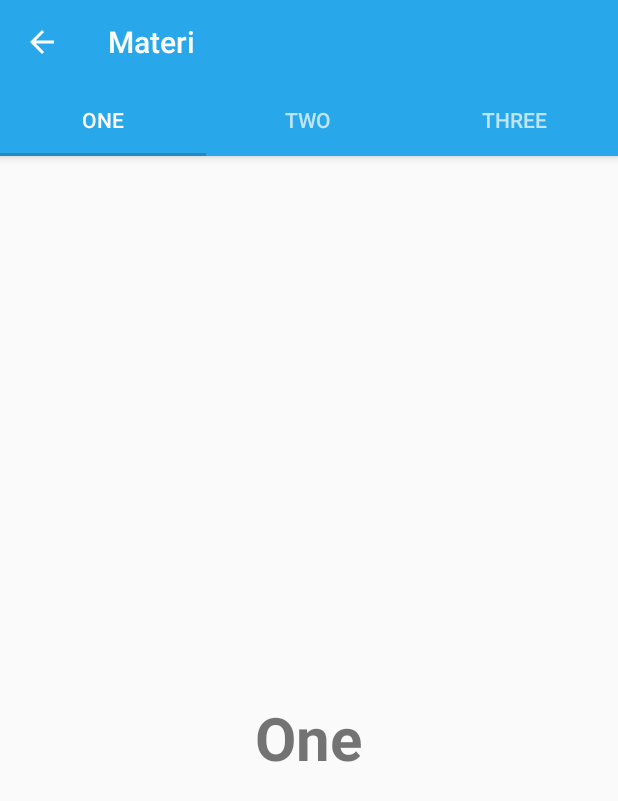
After one commit to septianadi27/GrafikaApp, an Android app: the Materi1TabsActivity screen opened directly, with no data from a screen before it, on a phone screen of 412 x 824 dp. The commit adds this screen. Shown: the top 801 px of the screen. Run offline under Robolectric (Android 15) with nearby library versions, the phone set to English and light mode, and no system bars.

Commit message:
add materi material tabs

```diff
--- a/app/src/main/AndroidManifest.xml
+++ b/app/src/main/AndroidManifest.xml
@@ -29,6 +29,12 @@
             </intent-filter>
         </activity>
         <activity
+            android:name=".ui.materi.Materi1TabsActivity"
+            android:label="Materi"
+            android:theme="@style/MyMaterialTheme"
+            android:parentActivityName=".ui.materi.Materi1TabsActivity">
+        </activity>
+        <activity
             android:name=".ui.PetunjukPenggunaan.PetunjukIntroActivity"
             android:theme="@style/Theme.Intro"/>
     </application>
--- /dev/null
+++ b/app/src/main/java/com/pendtium/grafikaapp/ui/materi/Materi1Fragment/OneFragment.java
@@ -0,0 +1,30 @@
+package com.pendtium.grafikaapp.ui.materi.Materi1Fragment;
+
+import android.os.Bundle;
+import android.view.LayoutInflater;
+import android.view.View;
+import android.view.ViewGroup;
+
+import androidx.fragment.app.Fragment;
+
+import com.pendtium.grafikaapp.R;
+
+public class OneFragment extends Fragment {
+
+    public OneFragment() {
+        // Required empty public constructor
+    }
+
+    @Override
+    public void onCreate(Bundle savedInstanceState) {
+        super.onCreate(savedInstanceState);
+    }
+
+    @Override
+    public View onCreateView(LayoutInflater inflater, ViewGroup container,
+                             Bundle savedInstanceState) {
+        // Inflate the layout for this fragment
+        return inflater.inflate(R.layout.materi_fragment_one, container, false);
+    }
+
+}
--- /dev/null
+++ b/app/src/main/java/com/pendtium/grafikaapp/ui/materi/Materi1Fragment/ThreeFragment.java
@@ -0,0 +1,30 @@
+package com.pendtium.grafikaapp.ui.materi.Materi1Fragment;
+
+import android.os.Bundle;
+import android.view.LayoutInflater;
+import android.view.View;
+import android.view.ViewGroup;
+
+import androidx.fragment.app.Fragment;
+
+import com.pendtium.grafikaapp.R;
+
+public class ThreeFragment extends Fragment {
+
+    public ThreeFragment() {
+        // Required empty public constructor
+    }
+
+    @Override
+    public void onCreate(Bundle savedInstanceState) {
+        super.onCreate(savedInstanceState);
+    }
+
+    @Override
+    public View onCreateView(LayoutInflater inflater, ViewGroup container,
+                             Bundle savedInstanceState) {
+        // Inflate the layout for this fragment
+        return inflater.inflate(R.layout.materi_fragment_three, container, false);
+    }
+
+}
--- /dev/null
+++ b/app/src/main/java/com/pendtium/grafikaapp/ui/materi/Materi1Fragment/TwoFragment.java
@@ -0,0 +1,30 @@
+package com.pendtium.grafikaapp.ui.materi.Materi1Fragment;
+
+import android.os.Bundle;
+import android.view.LayoutInflater;
+import android.view.View;
+import android.view.ViewGroup;
+
+import androidx.fragment.app.Fragment;
+
+import com.pendtium.grafikaapp.R;
+
+public class TwoFragment extends Fragment {
+
+    public TwoFragment() {
+        // Required empty public constructor
+    }
+
+    @Override
+    public void onCreate(Bundle savedInstanceState) {
+        super.onCreate(savedInstanceState);
+    }
+
+    @Override
+    public View onCreateView(LayoutInflater inflater, ViewGroup container,
+                             Bundle savedInstanceState) {
+        // Inflate the layout for this fragment
+        return inflater.inflate(R.layout.materi_fragment_two, container, false);
+    }
+
+}
--- /dev/null
+++ b/app/src/main/java/com/pendtium/grafikaapp/ui/materi/Materi1TabsActivity.java
@@ -0,0 +1,85 @@
+package com.pendtium.grafikaapp.ui.materi;
+
+import android.os.Bundle;
+
+import androidx.appcompat.app.AppCompatActivity;
+import androidx.appcompat.widget.Toolbar;
+import androidx.fragment.app.Fragment;
+import androidx.fragment.app.FragmentManager;
+import androidx.fragment.app.FragmentPagerAdapter;
+import androidx.viewpager.widget.ViewPager;
+
+import com.google.android.material.tabs.TabLayout;
+import com.pendtium.grafikaapp.R;
+import com.pendtium.grafikaapp.ui.materi.Materi1Fragment.OneFragment;
+import com.pendtium.grafikaapp.ui.materi.Materi1Fragment.ThreeFragment;
+import com.pendtium.grafikaapp.ui.materi.Materi1Fragment.TwoFragment;
+
+import java.util.ArrayList;
+import java.util.List;
+
+public class Materi1TabsActivity extends AppCompatActivity {
+    private Toolbar toolbar;
+    private TabLayout tabLayout;
+    private ViewPager viewPager;
+
+    @Override
+    protected void onCreate(Bundle savedInstanceState) {
+        super.onCreate(savedInstanceState);
+        setContentView(R.layout.activity_simple_tabs);
+        Toolbar toolbar = findViewById(R.id.toolbar);
+        setSupportActionBar(toolbar);
+
+        getSupportActionBar().setDisplayHomeAsUpEnabled(true);
+
+        viewPager = (ViewPager) findViewById(R.id.viewpager);
+        setupViewPager(viewPager);
+
+        tabLayout = (TabLayout) findViewById(R.id.tabs);
+        tabLayout.setupWithViewPager(viewPager);
+    }
+
+    private void setupViewPager(ViewPager viewPager) {
+        ViewPagerAdapter adapter = new ViewPagerAdapter(getSupportFragmentManager());
+        adapter.addFrag(new OneFragment(), "ONE");
+        adapter.addFrag(new TwoFragment(), "TWO");
+        adapter.addFrag(new ThreeFragment(), "THREE");
+        //adapter.addFrag(new FourFragment(), "FOUR");
+        //adapter.addFrag(new FiveFragment(), "FIVE");
+        //adapter.addFrag(new SixFragment(), "SIX");
+        //adapter.addFrag(new SevenFragment(), "SEVEN");
+        //adapter.addFrag(new EightFragment(), "EIGHT");
+        //adapter.addFrag(new NineFragment(), "NINE");
+        //adapter.addFrag(new TenFragment(), "TEN");
+        viewPager.setAdapter(adapter);
+    }
+
+    class ViewPagerAdapter extends FragmentPagerAdapter {
+        private final List<Fragment> mFragmentList = new ArrayList<>();
+        private final List<String> mFragmentTitleList = new ArrayList<>();
+
+        public ViewPagerAdapter(FragmentManager manager) {
+            super(manager);
+        }
+
+        @Override
+        public Fragment getItem(int position) {
+            return mFragmentList.get(position);
+        }
+
+        @Override
+        public int getCount() {
+            return mFragmentList.size();
+        }
+
+        public void addFrag(Fragment fragment, String title) {
+            mFragmentList.add(fragment);
+            mFragmentTitleList.add(title);
+        }
+
+        @Override
+        public CharSequence getPageTitle(int position) {
+            return mFragmentTitleList.get(position);
+        }
+    }
+}
--- /dev/null
+++ b/app/src/main/res/layout/activity_simple_tabs.xml
@@ -0,0 +1,32 @@
+<androidx.coordinatorlayout.widget.CoordinatorLayout xmlns:android="http://schemas.android.com/apk/res/android"
+    xmlns:app="http://schemas.android.com/apk/res-auto"
+    android:layout_width="match_parent"
+    android:layout_height="match_parent">
+
+    <com.google.android.material.appbar.AppBarLayout
+        android:layout_width="match_parent"
+        android:layout_height="wrap_content"
+        android:theme="@style/ThemeOverlay.AppCompat.Dark.ActionBar">
+
+        <androidx.appcompat.widget.Toolbar
+            android:id="@+id/toolbar"
+            android:layout_width="match_parent"
+            android:layout_height="?attr/actionBarSize"
+            android:background="?attr/colorPrimary"
+            app:layout_scrollFlags="scroll|enterAlways"
+            app:popupTheme="@style/ThemeOverlay.AppCompat.Light" />
+
+        <com.google.android.material.tabs.TabLayout
+            android:id="@+id/tabs"
+            android:layout_width="match_parent"
+            android:layout_height="wrap_content"
+            app:tabMode="fixed"
+            app:tabGravity="fill"/>
+    </com.google.android.material.appbar.AppBarLayout>
+
+    <androidx.viewpager.widget.ViewPager
+        android:id="@+id/viewpager"
+        android:layout_width="match_parent"
+        android:layout_height="match_parent"
+        app:layout_behavior="@string/appbar_scrolling_view_behavior"/>
+</androidx.coordinatorlayout.widget.CoordinatorLayout>
--- /dev/null
+++ b/app/src/main/res/layout/materi_fragment_one.xml
@@ -0,0 +1,15 @@
+<RelativeLayout xmlns:android="http://schemas.android.com/apk/res/android"
+    xmlns:tools="http://schemas.android.com/tools"
+    android:layout_width="match_parent"
+    android:layout_height="match_parent"
+    tools:context="com.pendtium.grafikaapp.ui.materi.Materi1Fragment.OneFragment">
+
+    <TextView
+        android:layout_width="wrap_content"
+        android:layout_height="wrap_content"
+        android:text="One"
+        android:textSize="40sp"
+        android:textStyle="bold"
+        android:layout_centerInParent="true"/>
+
+</RelativeLayout>
--- a/app/src/main/res/values/styles.xml
+++ b/app/src/main/res/values/styles.xml
@@ -13,8 +13,17 @@
         <item name="windowNoTitle">true</item>
     </style>
 
+    <style name="MyMaterialTheme" parent="MyMaterialTheme.Base">
+    </style>
+    <style name="MyMaterialTheme.Base" parent="Theme.AppCompat.Light.DarkActionBar">
+        <item name="windowNoTitle">true</item>
+        <item name="windowActionBar">false</item>
+        <item name="colorPrimary">@color/colorPrimary</item>
+        <item name="colorPrimaryDark">@color/colorPrimaryDark</item>
+        <item name="colorAccent">@color/colorAccent</item>
+    </style>
+
     <style name="AppTheme.AppBarOverlay" parent="ThemeOverlay.AppCompat.Dark.ActionBar" />
-
     <style name="AppTheme.PopupOverlay" parent="ThemeOverlay.AppCompat.Light" />
 
 </resources>
```
Also changed, not shown: app/src/main/java/com/pendtium/grafikaapp/ui/materi/MateriRecyclerViewHolder.java (+12 -12 lines), app/src/main/res/layout/activity_scrollable_tabs.xml (added, +32 -0 lines), app/src/main/res/layout/materi_fragment_three.xml (added, +15 -0 lines), app/src/main/res/layout/materi_fragment_two.xml (added, +15 -0 lines).
